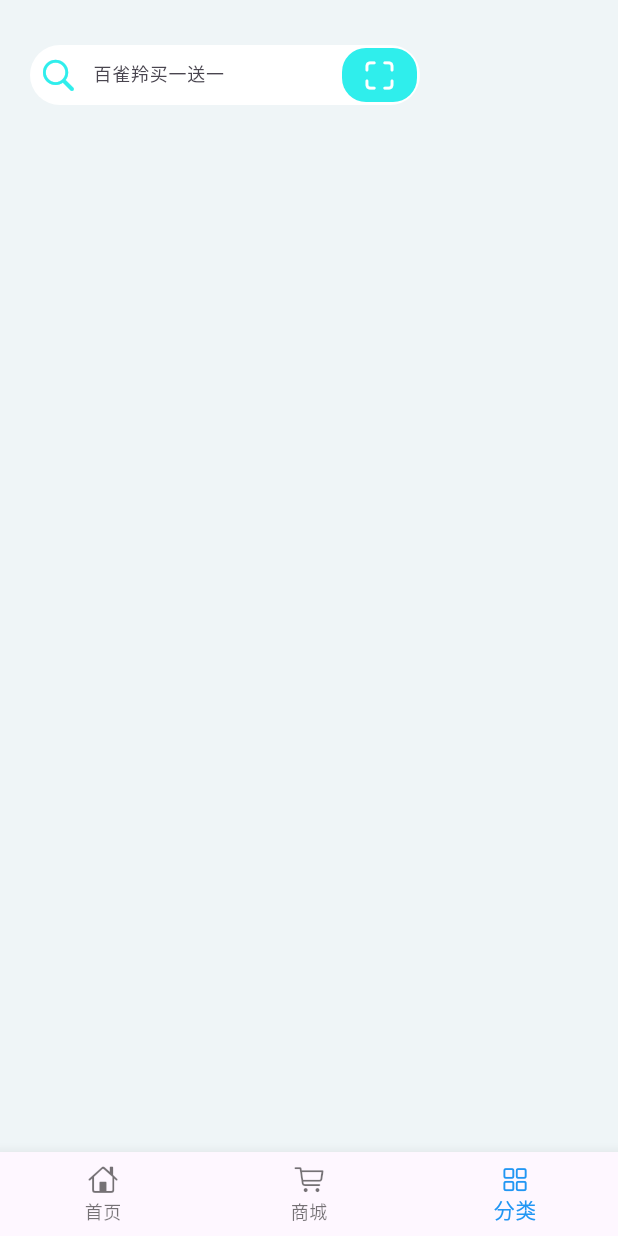
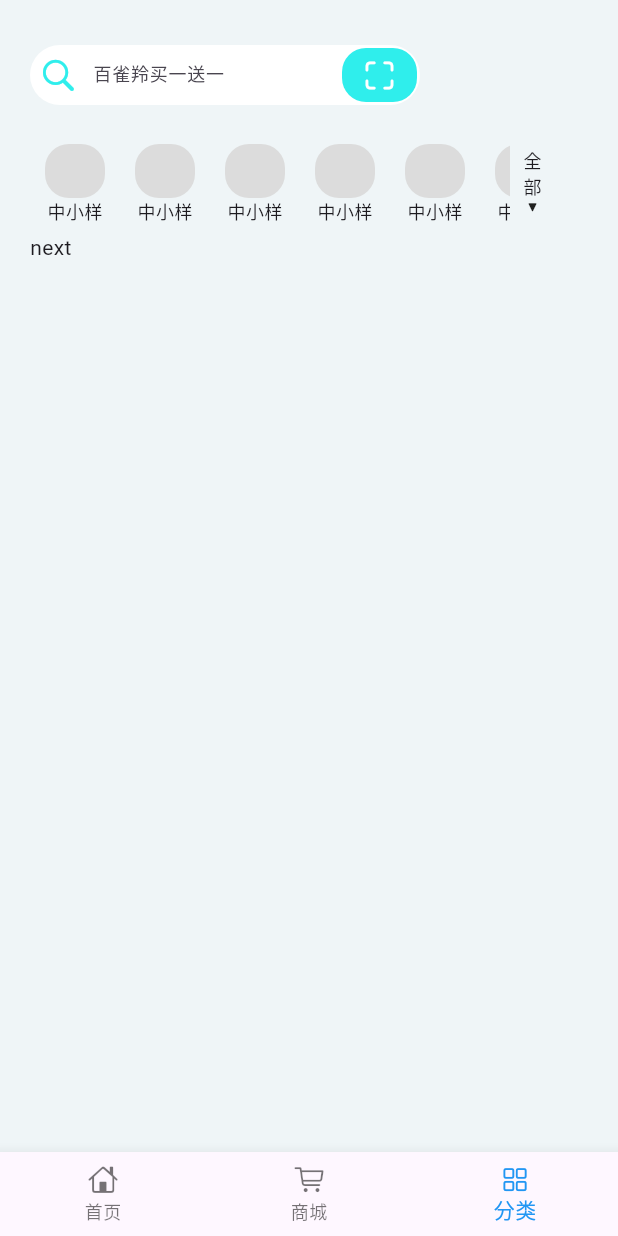
Before and after one commit to eatureide/flutter_study, a Flutter app: the screen it shows after launch, on a phone screen of 412 x 824 dp. Run offline on Flutter 3.47's test engine with Material 3 defaults, Android fonts, the phone set to English and light mode, and no system bars.

Commit message:
完成tabs组件

```diff
--- a/lib/classification/index.dart
+++ b/lib/classification/index.dart
@@ -1,5 +1,6 @@
 import 'package:flutter/material.dart';
 import 'search.dart';
+import 'tabs.dart';
 
 class Classification extends StatefulWidget {
   const Classification({super.key});
@@ -17,9 +18,15 @@ class _Classification extends State<Classification> {
       width: double.infinity,
       height: double.infinity,
       child: SingleChildScrollView(
-        child: Column(
-          crossAxisAlignment: CrossAxisAlignment.start,
-          children: [Search()],
+        child: Stack(
+          clipBehavior: Clip.hardEdge,
+          children: [
+            Column(
+              crossAxisAlignment: CrossAxisAlignment.start,
+              children: [Search(), Container(height: 85), Text('next')],
+            ),
+            Positioned(top: 60, left: 0, width: 350, height: 60, child: Tabs()),
+          ],
         ),
       ),
     );
--- /dev/null
+++ b/lib/classification/tabs.dart
@@ -0,0 +1,161 @@
+import 'package:flutter/material.dart';
+import 'package:flutter/cupertino.dart';
+
+final List<Map<String, dynamic>> itemData = const [
+  {"title": "中小样"},
+  {"title": "中小样"},
+  {"title": "中小样"},
+  {"title": "中小样"},
+  {"title": "中小样"},
+  {"title": "中小样"},
+  {"title": "中小样"},
+  {"title": "中小样"},
+  {"title": "中小样"},
+  {"title": "中小样"},
+  {"title": "中小样"},
+  {"title": "中小样"},
+];
+
+class IconItem extends StatelessWidget {
+  final String title;
+  const IconItem({super.key, required this.title});
+  @override
+  Widget build(BuildContext context) {
+    return Column(
+      children: [
+        Container(
+          width: 40,
+          height: 36,
+          decoration: BoxDecoration(
+            color: Color.fromARGB(255, 220, 220, 220),
+            borderRadius: BorderRadius.circular(16),
+          ),
+        ),
+        Text(title, style: TextStyle(fontSize: 12)),
+      ],
+    );
+  }
+}
+
+final List<Map<String, dynamic>> indexedData = itemData.asMap().entries.map((
+  entry,
+) {
+  return {...entry.value, 'index': entry.key};
+}).toList();
+
+class Tabs extends StatefulWidget {
+  const Tabs({super.key});
+
+  @override
+  State<Tabs> createState() => _Tabs();
+}
+
+class _Tabs extends State<Tabs> {
+  bool pop = false;
+
+  handleSwitchPop() {
+    setState(() {
+      print('in');
+      pop = !pop;
+    });
+  }
+
+  @override
+  Widget build(BuildContext context) {
+    return Container(
+      width: double.infinity,
+      height: 60,
+      color: Colors.transparent,
+      child: Stack(
+        clipBehavior: Clip.none,
+        children: [
+          Positioned(
+            top: 0,
+            left: 0,
+            child: AnimatedContainer(
+              duration: Duration(milliseconds: 150),
+              width: 350,
+              height: pop ? 200 : 60,
+              color: Color.fromARGB(255, 239, 245, 247),
+              child: Container(
+                width: 300,
+                height: 60,
+                color: Colors.transparent,
+                child: ListView(
+                  padding: EdgeInsets.zero,
+                  clipBehavior: Clip.hardEdge,
+                  scrollDirection: pop ? Axis.vertical : Axis.horizontal,
+                  children: [
+                    Row(
+                      crossAxisAlignment: CrossAxisAlignment.start,
+                      children: itemData.sublist(0, 5).map((item) {
+                        return Container(
+                          width: 60,
+                          height: 60,
+                          margin: EdgeInsets.only(top: 6),
+                          color: Colors.transparent,
+                          child: IconItem(title: item['title']),
+                        );
+                      }).toList(),
+                    ),
+                    Row(
+                      crossAxisAlignment: CrossAxisAlignment.start,
+                      children: itemData.sublist(6, 11).map((item) {
+                        return Container(
+                          width: 60,
+                          height: 60,
+                          color: Colors.transparent,
+                          margin: EdgeInsets.only(top: 6),
+                          child: IconItem(title: item['title']),
+                        );
+                      }).toList(),
+                    ),
+                    Row(
+                      crossAxisAlignment: CrossAxisAlignment.start,
+                      children: itemData.sublist(6, 11).map((item) {
+                        return Container(
+                          width: 60,
+                          height: 60,
+                          color: Colors.transparent,
+                          margin: EdgeInsets.only(top: 6),
+                          child: IconItem(title: item['title']),
+                        );
+                      }).toList(),
+                    ),
+                  ],
+                ),
+              ),
+            ),
+          ),
+          Positioned(
+            top: 0,
+            right: 0,
+            child: GestureDetector(
+              onTap: handleSwitchPop,
+              child: Container(
+                width: 30,
+                height: 60,
+                color: Color.fromARGB(255, 239, 245, 247),
+                child: Column(
+                  mainAxisAlignment: MainAxisAlignment.center,
+                  children: [
+                    Text('全', style: TextStyle(fontSize: 12)),
+                    Text('部', style: TextStyle(fontSize: 12)),
+                    Container(
+                      margin: EdgeInsets.only(top: 2),
+                      color: Colors.transparent,
+                      child: Icon(
+                        CupertinoIcons.arrowtriangle_down_fill,
+                        size: 8,
+                      ),
+                    ),
+                  ],
+                ),
+              ),
+            ),
+          ),
+        ],
+      ),
+    );
+  }
+}
```
